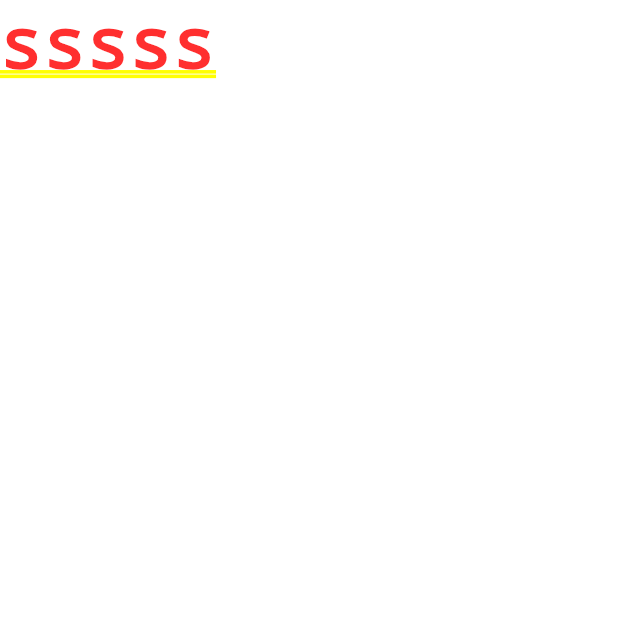
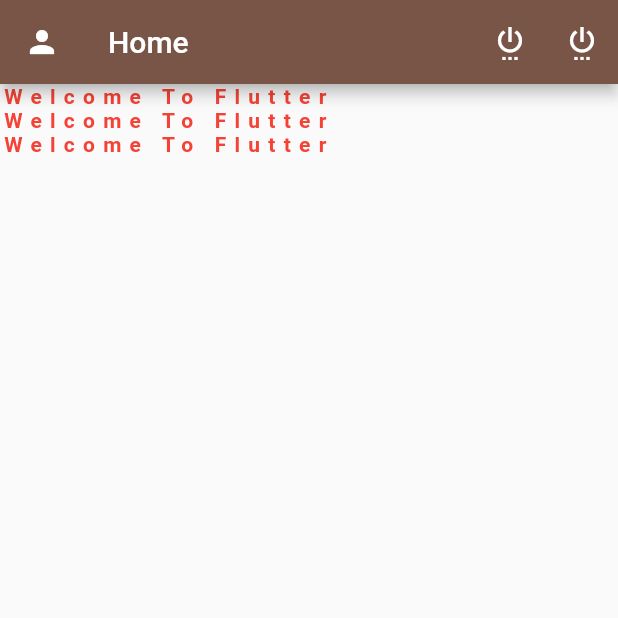
Before and after one commit to development1soft/Flutter-Mastering-Level-1, a Flutter app: the screen it shows after launch, on a phone screen of 412 x 824 dp, the top half of it. Run offline on Flutter 3.47's test engine with Material 2 defaults, Android fonts, the phone set to English and light mode, and no system bars.

Commit message:
Scafold - AppBar - Text - Center - ListView Finished Successfully

```diff
--- a/lib/main.dart
+++ b/lib/main.dart
@@ -1,4 +1,5 @@
 import 'package:flutter/material.dart';
+import 'package:flutter_mastering_level_1/src/home.dart';
 
 void main() => runApp(MyFirstApp());
 
@@ -9,7 +10,7 @@ class MyFirstApp extends StatelessWidget{
 
     return MaterialApp(
       title: 'First App',
-      home: Text('sssss'),
+      home: HomeScreen(),
       debugShowCheckedModeBanner: false,
     );
 
--- /dev/null
+++ b/lib/src/home.dart
@@ -0,0 +1,69 @@
+import 'package:flutter/material.dart';
+
+class HomeScreen extends StatefulWidget{
+  @override
+  _HomeScreenState createState() => _HomeScreenState();
+}
+
+class _HomeScreenState extends State<HomeScreen> {
+  @override
+  Widget build(BuildContext context) {
+    return Scaffold(
+      appBar: AppBar(
+        title : Text('Home'),
+        // centerTitle: true,
+        backgroundColor: Colors.brown,
+        leading: Icon(Icons.person),
+        // elevation: 0,
+        actions: <Widget>[
+          IconButton(
+            icon: Icon(Icons.settings_power),
+            onPressed: (){
+              print('log out');
+            },
+          ),
+          IconButton(
+            icon: Icon(Icons.settings_power),
+            onPressed: (){
+              print('log out');
+            },
+          )
+        ],
+      ),
+      body: ListView(
+        children: <Widget>[
+          Text(
+          'Welcome To Flutter',
+          style: TextStyle(
+            color: Colors.red,
+            // fontSize: 40,
+            fontWeight: FontWeight.w700,
+            // backgroundColor: Colors.black,
+            letterSpacing: 5.5,
+          ),
+        ),
+        Text(
+          'Welcome To Flutter',
+          style: TextStyle(
+            color: Colors.red,
+            // fontSize: 40,
+            fontWeight: FontWeight.w700,
+            // backgroundColor: Colors.black,
+            letterSpacing: 5.5,
+          ),
+        ),
+        Text(
+          'Welcome To Flutter',
+          style: TextStyle(
+            color: Colors.red,
+            // fontSize: 40,
+            fontWeight: FontWeight.w700,
+            // backgroundColor: Colors.black,
+            letterSpacing: 5.5,
+          ),
+        )
+        ],
+      ),
+    );
+  }
+}
```
